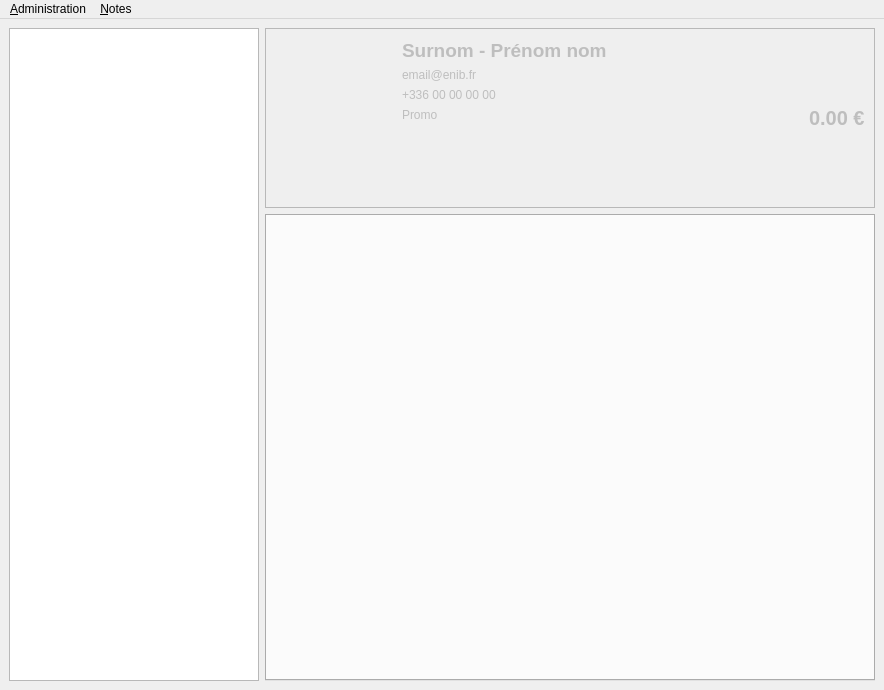
Above: application/ui/mainwindow.ui from nils-van-zuijlen/Enibar before the change. Below: the same form after it.
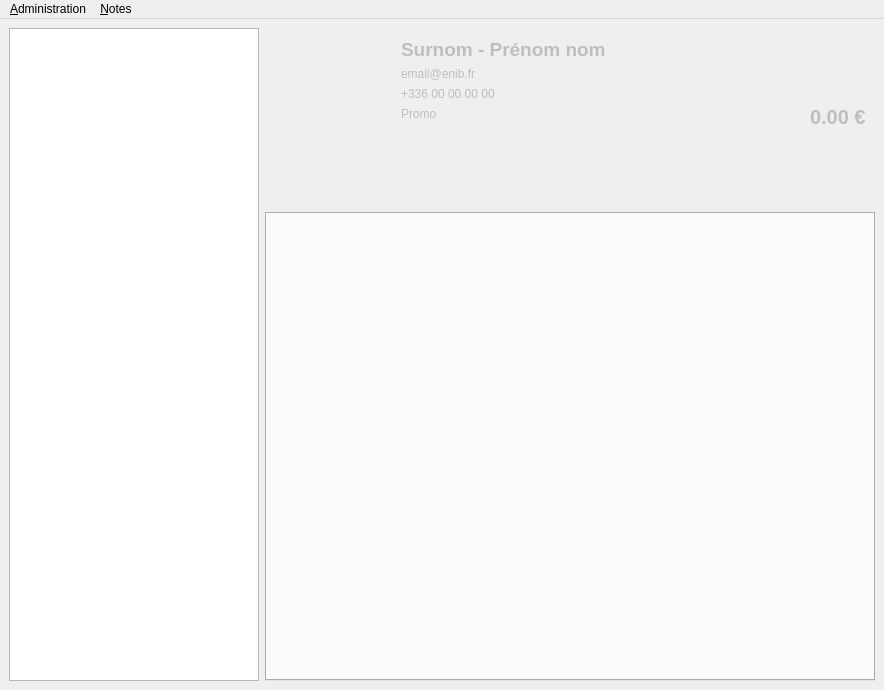
That is the form after the change. Custom widgets are drawn as their Qt base class.

Patch:
```diff
--- a/application/ui/mainwindow.ui
+++ b/application/ui/mainwindow.ui
@@ -76,11 +76,8 @@
         <verstretch>0</verstretch>
        </sizepolicy>
       </property>
-      <property name="frameShape">
-       <enum>QFrame::StyledPanel</enum>
-      </property>
-      <property name="frameShadow">
-       <enum>QFrame::Raised</enum>
+      <property name="styleSheet">
+       <string notr="true"/>
       </property>
       <layout class="QHBoxLayout" name="horizontalLayout_2">
        <item>
```
